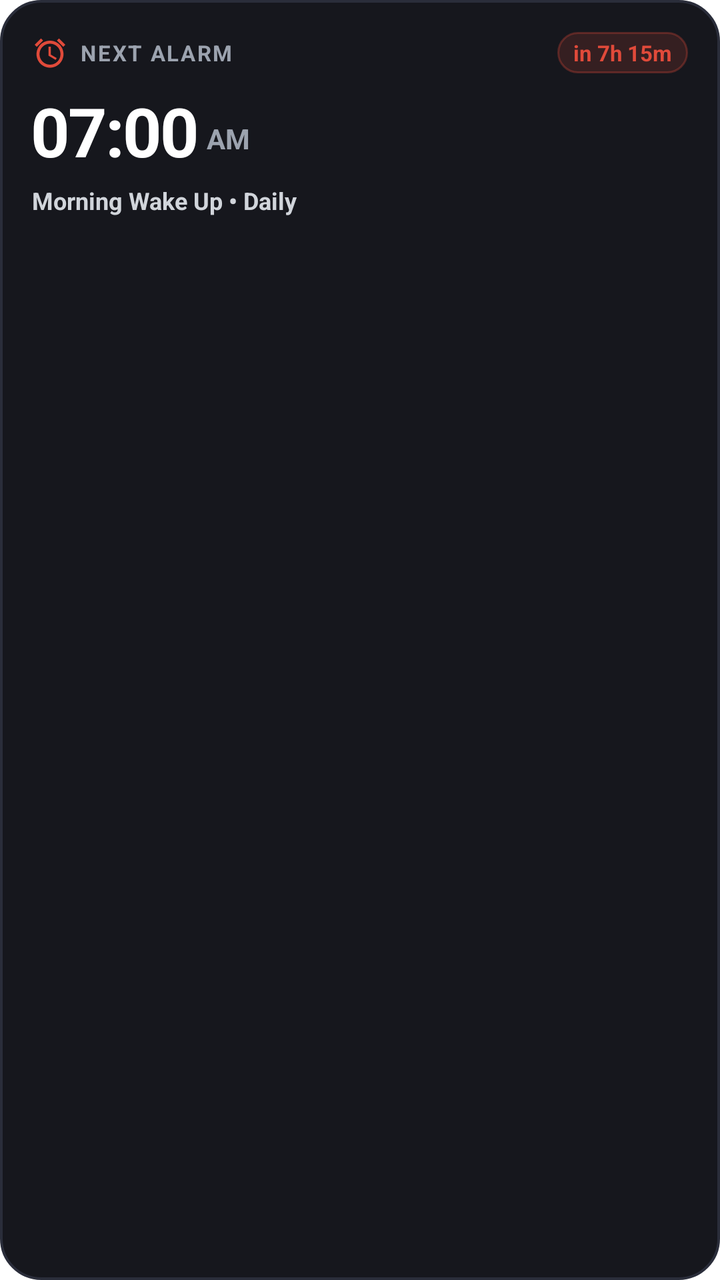
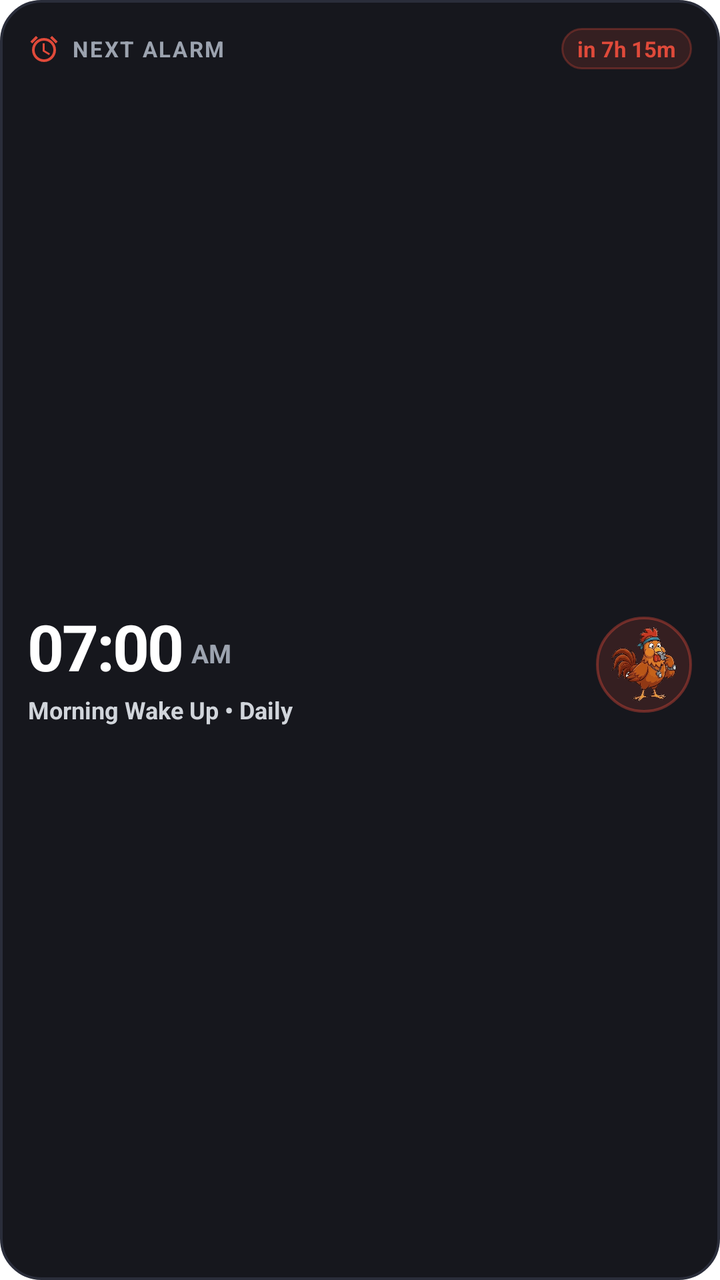

Screens rendered from an Android XML layout before and after an edit, with the pre-edit source and the edit as a unified diff.
<!-- AndroidManifest.xml: fallback theme Theme.MaterialComponents.DayNight.NoActionBar -->
<!-- res/layout/widget_next_alarm.xml -->
<?xml version="1.0" encoding="utf-8"?>
<LinearLayout xmlns:android="http://schemas.android.com/apk/res/android"
    android:id="@+id/widget_alarm_root"
    android:layout_width="match_parent"
    android:layout_height="match_parent"
    android:background="@drawable/widget_card_bg"
    android:orientation="vertical"
    android:padding="16dp">

    
    <LinearLayout
        android:layout_width="match_parent"
        android:layout_height="wrap_content"
        android:gravity="center_vertical"
        android:orientation="horizontal">

        <ImageView
            android:layout_width="18dp"
            android:layout_height="18dp"
            android:contentDescription="@string/widget_next_alarm_name"
            android:src="@drawable/ic_widget_alarm" />

        <TextView
            android:layout_width="0dp"
            android:layout_height="wrap_content"
            android:layout_marginStart="6dp"
            android:layout_weight="1"
            android:letterSpacing="0.08"
            android:text="NEXT ALARM"
            android:textColor="#9CA3AF"
            android:textSize="11sp"
            android:textStyle="bold" />

        <TextView
            android:id="@+id/tv_alarm_countdown"
            android:layout_width="wrap_content"
            android:layout_height="wrap_content"
            android:background="@drawable/widget_pill_bg"
            android:paddingStart="8dp"
            android:paddingTop="3dp"
            android:paddingEnd="8dp"
            android:paddingBottom="3dp"
            android:text="in 7h 15m"
            android:textColor="#E04A3A"
            android:textSize="11sp"
            android:textStyle="bold" />
    </LinearLayout>

    
    <LinearLayout
        android:layout_width="wrap_content"
        android:layout_height="wrap_content"
        android:layout_marginTop="6dp"
        android:gravity="bottom"
        android:orientation="horizontal">

        <TextView
            android:id="@+id/tv_alarm_time"
            android:layout_width="wrap_content"
            android:layout_height="wrap_content"
            android:letterSpacing="-0.03"
            android:text="07:00"
            android:textColor="#FFFFFF"
            android:textSize="34sp"
            android:textStyle="bold" />

        <TextView
            android:id="@+id/tv_alarm_ampm"
            android:layout_width="wrap_content"
            android:layout_height="wrap_content"
            android:layout_marginStart="4dp"
            android:layout_marginBottom="4dp"
            android:text="AM"
            android:textColor="#9CA3AF"
            android:textSize="14sp"
            android:textStyle="bold" />
    </LinearLayout>

    
    <TextView
        android:id="@+id/tv_alarm_label"
        android:layout_width="match_parent"
        android:layout_height="wrap_content"
        android:layout_marginTop="4dp"
        android:ellipsize="end"
        android:maxLines="1"
        android:text="Morning Wake Up • Daily"
        android:textColor="#D1D5DB"
        android:textSize="12sp"
        android:textStyle="bold" />

</LinearLayout>
<!-- resources referenced by this layout -->
<resources>
  <!-- drawable ic_widget_alarm (drawable) -->
  <vector xmlns:android="http://schemas.android.com/apk/res/android"
      android:width="24dp"
      android:height="24dp"
      android:viewportWidth="24"
      android:viewportHeight="24">
      <path
          android:fillColor="#E04A3A"
          android:pathData="M12,4c-4.97,0 -9,4.03 -9,9s4.03,9 9,9 9,-4.03 9,-9 -4.03,-9 -9,-9zM12,20c-3.87,0 -7,-3.13 -7,-7s3.13,-7 7,-7 7,3.13 7,7 -3.13,7 -7,7zM12.5,8H11v6l4.75,2.85 0.75,-1.23 -4,-2.37V8zM1.74,6.72l4.24,-4.24 1.41,1.41L3.15,8.13zM20.85,8.13l-4.24,-4.24 1.41,-1.41 4.24,4.24z"/>
  </vector>
  <!-- drawable widget_card_bg (drawable) -->
  <?xml version="1.0" encoding="utf-8"?>
  <shape xmlns:android="http://schemas.android.com/apk/res/android"
      android:shape="rectangle">
      <solid android:color="#16171D" />
      <corners android:radius="20dp" />
      <stroke
          android:width="1.2dp"
          android:color="#2A2D3A" />
  </shape>
  <!-- drawable widget_pill_bg (drawable) -->
  <?xml version="1.0" encoding="utf-8"?>
  <shape xmlns:android="http://schemas.android.com/apk/res/android"
      android:shape="rectangle">
      <solid android:color="#26E04A3A" />
      <corners android:radius="10dp" />
      <stroke
          android:width="1dp"
          android:color="#4DE04A3A" />
  </shape>
  <string name="widget_next_alarm_name">Nestin: Next Alarm</string>
</resources>

<!-- the commit's change to res/layout/widget_next_alarm.xml (unified diff, before → after) -->
@@ -5,7 +5,7 @@
     android:layout_height="match_parent"
     android:background="@drawable/widget_card_bg"
     android:orientation="vertical"
-    android:padding="16dp">
+    android:padding="14dp">
 
     
     <LinearLayout
@@ -15,8 +15,8 @@
         android:orientation="horizontal">
 
         <ImageView
-            android:layout_width="18dp"
-            android:layout_height="18dp"
+            android:layout_width="16dp"
+            android:layout_height="16dp"
             android:contentDescription="@string/widget_next_alarm_name"
             android:src="@drawable/ic_widget_alarm" />
 
@@ -48,45 +48,76 @@
 
     
     <LinearLayout
-        android:layout_width="wrap_content"
-        android:layout_height="wrap_content"
-        android:layout_marginTop="6dp"
-        android:gravity="bottom"
+        android:layout_width="match_parent"
+        android:layout_height="0dp"
+        android:layout_marginTop="4dp"
+        android:layout_weight="1"
+        android:gravity="center_vertical"
         android:orientation="horizontal">
 
-        <TextView
-            android:id="@+id/tv_alarm_time"
-            android:layout_width="wrap_content"
+        <LinearLayout
+            android:layout_width="0dp"
             android:layout_height="wrap_content"
-            android:letterSpacing="-0.03"
-            android:text="07:00"
-            android:textColor="#FFFFFF"
-            android:textSize="34sp"
-            android:textStyle="bold" />
+            android:layout_weight="1"
+            android:orientation="vertical">
 
-        <TextView
-            android:id="@+id/tv_alarm_ampm"
-            android:layout_width="wrap_content"
-            android:layout_height="wrap_content"
-            android:layout_marginStart="4dp"
-            android:layout_marginBottom="4dp"
-            android:text="AM"
-            android:textColor="#9CA3AF"
-            android:textSize="14sp"
-            android:textStyle="bold" />
+            <LinearLayout
+                android:layout_width="wrap_content"
+                android:layout_height="wrap_content"
+                android:gravity="bottom"
+                android:orientation="horizontal">
+
+                <TextView
+                    android:id="@+id/tv_alarm_time"
+                    android:layout_width="wrap_content"
+                    android:layout_height="wrap_content"
+                    android:letterSpacing="-0.03"
+                    android:text="07:00"
+                    android:textColor="#FFFFFF"
+                    android:textSize="32sp"
+                    android:textStyle="bold" />
+
+                <TextView
+                    android:id="@+id/tv_alarm_ampm"
+                    android:layout_width="wrap_content"
+                    android:layout_height="wrap_content"
+                    android:layout_marginStart="4dp"
+                    android:layout_marginBottom="4dp"
+                    android:text="AM"
+                    android:textColor="#9CA3AF"
+                    android:textSize="13sp"
+                    android:textStyle="bold" />
+            </LinearLayout>
+
+            <TextView
+                android:id="@+id/tv_alarm_label"
+                android:layout_width="match_parent"
+                android:layout_height="wrap_content"
+                android:layout_marginTop="2dp"
+                android:ellipsize="end"
+                android:maxLines="1"
+                android:text="Morning Wake Up • Daily"
+                android:textColor="#D1D5DB"
+                android:textSize="12sp"
+                android:textStyle="bold" />
+        </LinearLayout>
+
+        <FrameLayout
+            android:id="@+id/layout_alarm_mascot_badge"
+            android:layout_width="48dp"
+            android:layout_height="48dp"
+            android:layout_marginStart="8dp"
+            android:background="@drawable/widget_mascot_halo_roo"
+            android:padding="5dp">
+
+            <ImageView
+                android:id="@+id/iv_alarm_mascot"
+                android:layout_width="match_parent"
+                android:layout_height="match_parent"
+                android:contentDescription="@string/widget_mascot_roo_desc"
+                android:scaleType="fitCenter"
+                android:src="@drawable/mascot_widget_roo_alarm" />
+        </FrameLayout>
     </LinearLayout>
 
-    
-    <TextView
-        android:id="@+id/tv_alarm_label"
-        android:layout_width="match_parent"
-        android:layout_height="wrap_content"
-        android:layout_marginTop="4dp"
-        android:ellipsize="end"
-        android:maxLines="1"
-        android:text="Morning Wake Up • Daily"
-        android:textColor="#D1D5DB"
-        android:textSize="12sp"
-        android:textStyle="bold" />
-
 </LinearLayout>
<!-- resource entries referenced after the edit -->
@@ -10,6 +10,7 @@
           android:fillColor="#E04A3A"
           android:pathData="M12,4c-4.97,0 -9,4.03 -9,9s4.03,9 9,9 9,-4.03 9,-9 -4.03,-9 -9,-9zM12,20c-3.87,0 -7,-3.13 -7,-7s3.13,-7 7,-7 7,3.13 7,7 -3.13,7 -7,7zM12.5,8H11v6l4.75,2.85 0.75,-1.23 -4,-2.37V8zM1.74,6.72l4.24,-4.24 1.41,1.41L3.15,8.13zM20.85,8.13l-4.24,-4.24 1.41,-1.41 4.24,4.24z"/>
   </vector>
+  <!-- drawable mascot_widget_roo_alarm: png bitmap (drawable-nodpi, 23997 bytes) -->
   <!-- drawable widget_card_bg (drawable) -->
   <?xml version="1.0" encoding="utf-8"?>
   <shape xmlns:android="http://schemas.android.com/apk/res/android"
@@ -19,6 +20,15 @@
       <stroke
           android:width="1.2dp"
           android:color="#2A2D3A" />
+  </shape>
+  <!-- drawable widget_mascot_halo_roo (drawable) -->
+  <?xml version="1.0" encoding="utf-8"?>
+  <shape xmlns:android="http://schemas.android.com/apk/res/android"
+      android:shape="oval">
+      <solid android:color="#26E04A3A" />
+      <stroke
+          android:width="1.2dp"
+          android:color="#66E04A3A" />
   </shape>
   <!-- drawable widget_pill_bg (drawable) -->
   <?xml version="1.0" encoding="utf-8"?>
@@ -30,6 +40,7 @@
           android:width="1dp"
           android:color="#4DE04A3A" />
   </shape>
+  <string name="widget_mascot_roo_desc">Roo companion avatar</string>
   <string name="widget_next_alarm_name">Nestin: Next Alarm</string>
 </resources>
 
